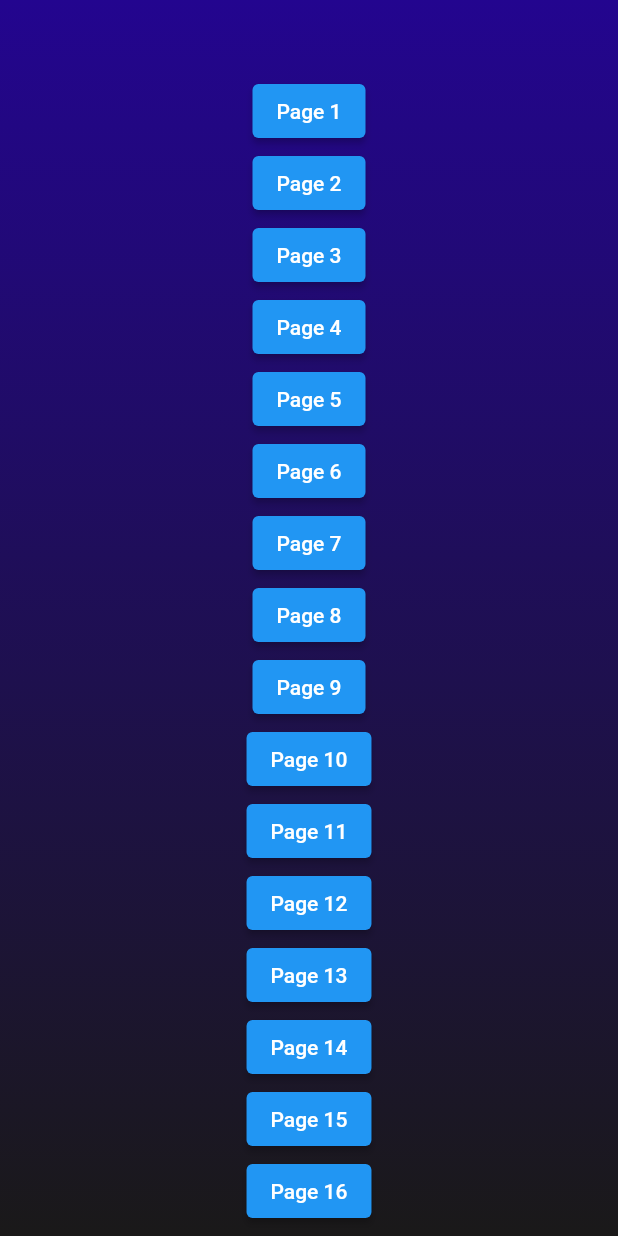
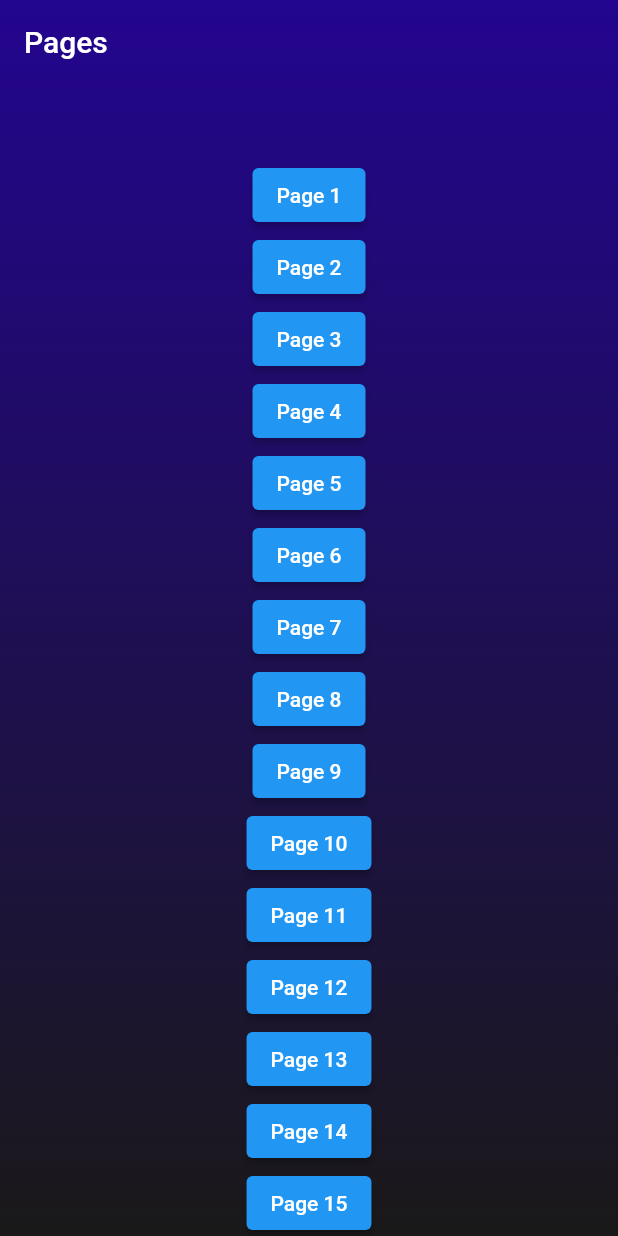
Before and after one commit to droy312/hacktoberfest_2022_flutter_opensource_project, a Flutter app: the screen it shows after launch, on a phone screen of 412 x 824 dp. Run offline on Flutter 3.47's test engine with Material 2 defaults, Android fonts, the phone set to English and light mode, and no system bars.

Commit message:
added AppBar

```diff
--- a/lib/home_page.dart
+++ b/lib/home_page.dart
@@ -23,7 +23,8 @@ class HomePage extends StatelessWidget {
 
   @override
   Widget build(BuildContext context) {
-    return Container(
+    return SafeArea(
+      child: Container(
         decoration: const BoxDecoration(
           gradient: LinearGradient(
             colors: [
@@ -36,6 +37,13 @@ class HomePage extends StatelessWidget {
         ),
         child: Scaffold(
           backgroundColor: Colors.transparent,
+          appBar: AppBar(
+            elevation: 0,
+            backgroundColor: Colors.transparent,
+            title: const Text(
+              'Pages',
+            ),
+          ),
           body: ListView(
             children: const [
               SizedBox(height: 50),
@@ -76,6 +84,7 @@ class HomePage extends StatelessWidget {
             ],
           ),
         ),
+      ),
     );
   }
 }
```
Lines whose indentation alone changed are shown as unchanged.
